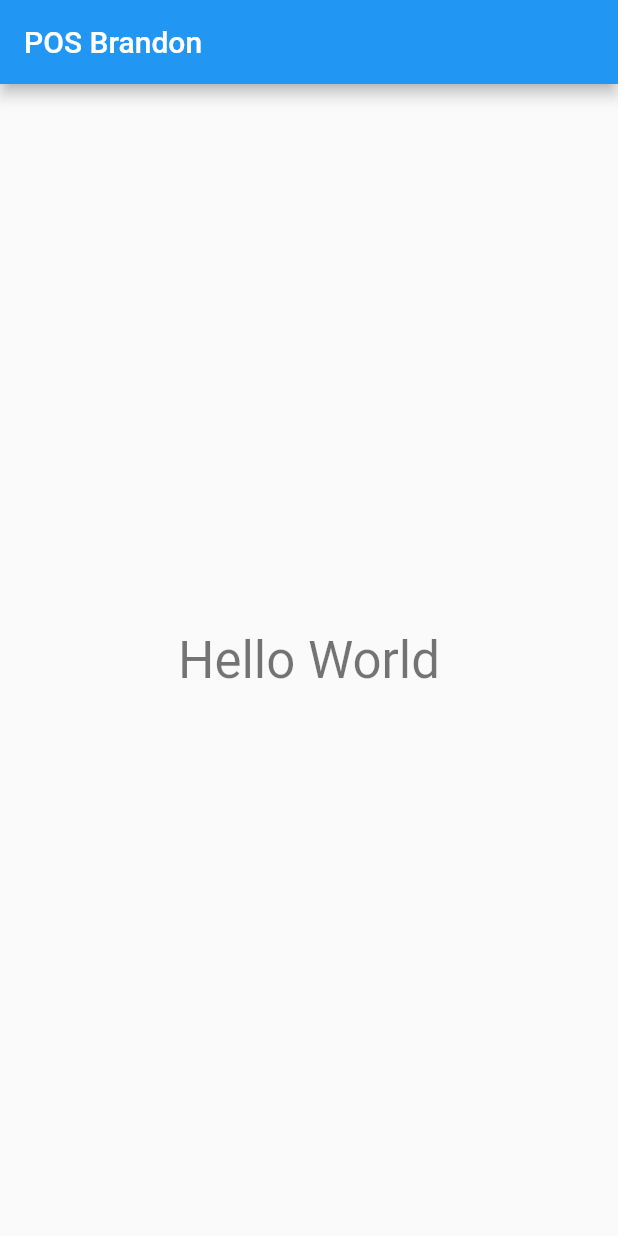
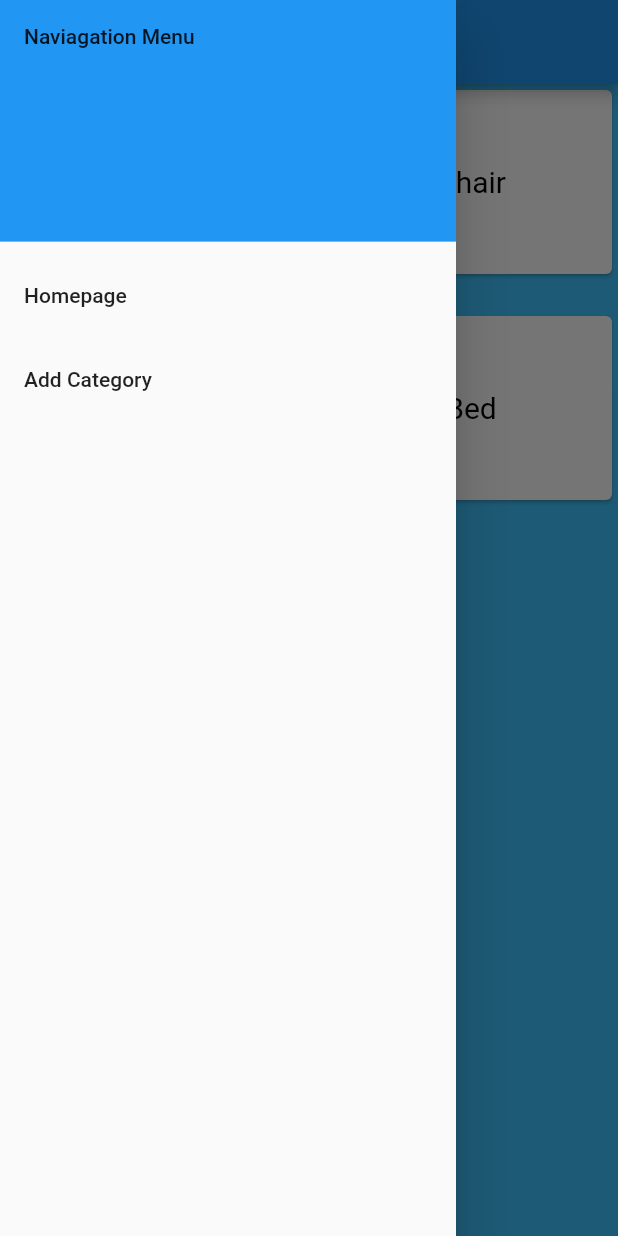
Before and after one commit to oldmanscreaming/POS-flutter, a Flutter app: the screen it shows after launch, with the side drawer open (before the commit the screen has no drawer), on a phone screen of 412 x 824 dp. Run offline on Flutter 3.47's test engine with Material 2 defaults, Android fonts, the phone set to English and light mode, and no system bars.

Commit message:
Added functionality for adding categories to category grid

```diff
--- a/lib/main.dart
+++ b/lib/main.dart
@@ -1,7 +1,8 @@
 import 'package:flutter/material.dart';
-import 'package:brandon_pos/screens/homepage.dart';
+import 'package:brandon_pos/route_generator.dart';
 import 'package:provider/provider.dart';
 import 'package:brandon_pos/models/title_data.dart';
+import 'package:brandon_pos/models/category_data.dart';
 
 void main() {
   runApp(MyApp());
@@ -14,7 +15,10 @@ class MyApp extends StatelessWidget {
       providers: [
         Provider(
           create: (context) => TitleData(),
-        )
+        ),
+        ChangeNotifierProvider(
+          create: (context) => CategoryData(),
+        ),
       ],
       child: MaterialApp(
         title: 'Flutter Demo',
@@ -22,7 +26,8 @@ class MyApp extends StatelessWidget {
           primarySwatch: Colors.blue,
           visualDensity: VisualDensity.adaptivePlatformDensity,
         ),
-        home: MyHomePage(),
+        initialRoute: '/',
+        onGenerateRoute: RouteGenerator.generateRoute,
       ),
     );
   }
--- /dev/null
+++ b/lib/models/category.dart
@@ -0,0 +1,4 @@
+class CategoryType {
+  String name;
+  CategoryType({this.name});
+}
--- /dev/null
+++ b/lib/models/category_data.dart
@@ -0,0 +1,27 @@
+import 'dart:collection';
+import 'package:brandon_pos/models/category.dart';
+import 'package:flutter/widgets.dart';
+
+class CategoryData extends ChangeNotifier {
+  List<CategoryType> _categories = [
+    CategoryType(name: "Table"),
+    CategoryType(name: "Chair"),
+    CategoryType(name: "Wardrobe"),
+    CategoryType(name: "Bed"),
+    CategoryType(name: "Shelf"),
+  ];
+
+  UnmodifiableListView<CategoryType> get categories {
+    return UnmodifiableListView(_categories);
+  }
+
+  void addCategory(String categoryName) {
+    final category = CategoryType(name: categoryName);
+    _categories.add(category);
+    notifyListeners();
+  }
+
+  int get getCount {
+    return _categories.length;
+  }
+}
--- /dev/null
+++ b/lib/route_generator.dart
@@ -0,0 +1,34 @@
+import 'package:brandon_pos/screens/add_category.dart';
+import 'package:brandon_pos/screens/homepage.dart';
+import 'package:flutter/material.dart';
+
+class RouteGenerator {
+  static Route<dynamic> generateRoute(RouteSettings settings) {
+    // Use the variable below if need to pass data to a route
+    // final args = settings.arguments;
+
+    switch (settings.name) {
+      case '/':
+        return MaterialPageRoute(builder: (_) => MyHomePage());
+
+      case '/addcategory':
+        return MaterialPageRoute(builder: (_) => AddCategory());
+
+      default:
+        return _errorRoute();
+    }
+  }
+
+  static Route<dynamic> _errorRoute() {
+    return MaterialPageRoute(builder: (_) {
+      return Scaffold(
+        appBar: AppBar(
+          title: Text('Error'),
+        ),
+        body: Center(
+          child: Text('ERROR'),
+        ),
+      );
+    });
+  }
+}
--- a/lib/screens/homepage.dart
+++ b/lib/screens/homepage.dart
@@ -1,27 +1,42 @@
 import 'package:flutter/material.dart';
 import 'package:provider/provider.dart';
+import 'package:brandon_pos/widgets/drawer.dart';
 import 'package:brandon_pos/models/title_data.dart';
+import 'package:brandon_pos/models/category_data.dart';
+import 'package:brandon_pos/widgets/category_card.dart';
 
 class MyHomePage extends StatelessWidget {
-  MyHomePage({Key key}) : super(key: key);
+  const MyHomePage({Key key}) : super(key: key);
 
   @override
   Widget build(BuildContext context) {
     return Scaffold(
-      appBar: AppBar(
-        title: Text(Provider.of<TitleData>(context).getHomepage),
-      ),
-      body: Center(
-        child: Column(
-          mainAxisAlignment: MainAxisAlignment.center,
-          children: <Widget>[
-            Text(
-              'Hello World',
-              style: Theme.of(context).textTheme.headline4,
+        backgroundColor: Colors.lightBlueAccent,
+        appBar: AppBar(
+          title: Text(Provider.of<TitleData>(context).getHomepage),
+        ),
+        drawer: DrawerMenu(),
+        body: Row(
+          children: [
+            Flexible(
+              flex: 1,
+              child: Consumer<CategoryData>(
+                builder: (context, categoryData, child) {
+                  return GridView.builder(
+                      gridDelegate: SliverGridDelegateWithMaxCrossAxisExtent(
+                          maxCrossAxisExtent: 200,
+                          childAspectRatio: 3 / 2,
+                          crossAxisSpacing: 20,
+                          mainAxisSpacing: 20),
+                      itemCount: categoryData.getCount,
+                      itemBuilder: (BuildContext context, index) {
+                        final category = categoryData.categories[index];
+                        return CategoryCard(categoryName: category.name);
+                      });
+                },
+              ),
             ),
           ],
-        ),
-      ),
-    );
+        ));
   }
 }
--- /dev/null
+++ b/lib/widgets/category_card.dart
@@ -0,0 +1,23 @@
+import 'package:flutter/material.dart';
+
+class CategoryCard extends StatelessWidget {
+  final String categoryName;
+  const CategoryCard({Key key, this.categoryName}) : super(key: key);
+
+  @override
+  Widget build(BuildContext context) {
+    return Container(
+      child: Card(
+        child: Center(
+          child: Text(
+            '$categoryName',
+            style: TextStyle(
+              color: Colors.black,
+              fontSize: 20.0,
+            ),
+          ),
+        ),
+      ),
+    );
+  }
+}
--- /dev/null
+++ b/lib/widgets/drawer.dart
@@ -0,0 +1,40 @@
+import 'package:flutter/material.dart';
+
+class DrawerMenu extends StatelessWidget {
+  const DrawerMenu({Key key}) : super(key: key);
+
+  @override
+  Widget build(BuildContext context) {
+    return Drawer(
+      child: ListView(
+        //IMPORTANT: Rremove any padding from ListView
+        padding: EdgeInsets.zero,
+        children: [
+          DrawerHeader(
+            child: Text('Naviagation Menu'),
+            decoration: BoxDecoration(
+              color: Colors.blue,
+            ),
+          ),
+          ListTile(
+            title: Text('Homepage'),
+            onTap: () {
+              Navigator.pop(context);
+              Navigator.of(context).pushNamed('/');
+            },
+          ),
+          ListTile(
+            title: Text('Add Category'),
+            onTap: () {
+              // Update the state of the app
+              // ...
+              // Then close the drawer
+              Navigator.pop(context);
+              Navigator.of(context).pushNamed('/addcategory');
+            },
+          ),
+        ],
+      ),
+    );
+  }
+}
```
Also changed, not shown: lib/screens/add_category.dart (added, +47 -0 lines), lib/widgets/test_widgets.dart (added, +9 -0 lines), 1 other file.
